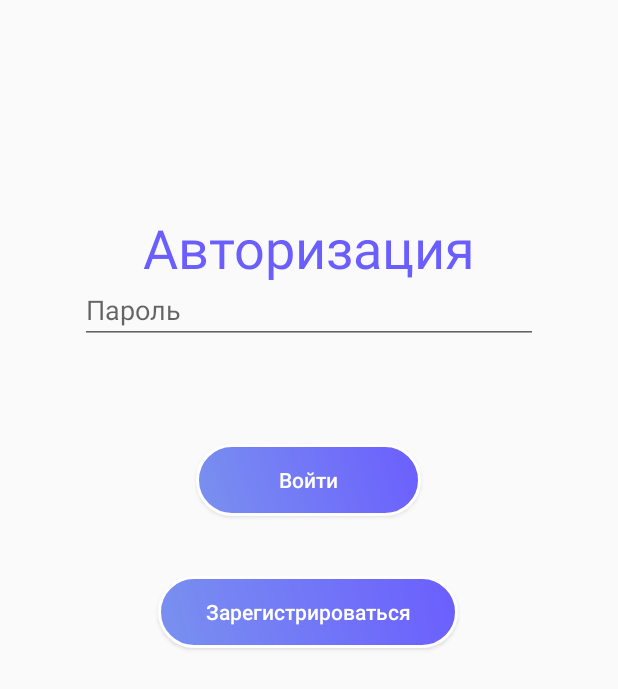
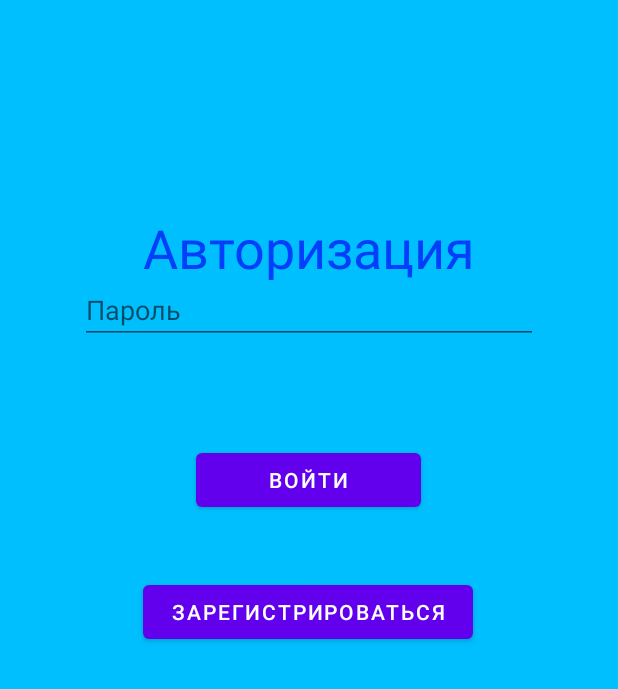
Before and after one commit to romka-best/NeoBrain_App, an Android app: the layout auth_controller.xml on its own in the app's theme, with its tools: preview values and no code run, on a phone screen of 412 x 824 dp. Shown: the top 689 px of the screen. Run offline under Robolectric (Android 15) with nearby library versions, the phone set to English and light mode, and no system bars.

Commit message:
Add new packages: API, API.model. Add new classes: UserModel, APIConfig, APIService, ServiceConstructor, DataManager. Update MainActivity and AndroidManifest(Add Splash Animation). Add Material Design, Retrofit. Add new colors

```diff
--- a/app/src/main/AndroidManifest.xml
+++ b/app/src/main/AndroidManifest.xml
@@ -8,7 +8,7 @@
         android:label="@string/app_name"
         android:roundIcon="@mipmap/ic_launcher_round"
         android:supportsRtl="true"
-        android:theme="@style/AppTheme">
+        android:theme="@style/SplashTheme">
         <meta-data
             android:name="com.google.android.gms.ads.AD_MANAGER_APP"
             android:value="true" />
--- /dev/null
+++ b/app/src/main/java/com/example/neobrain/API/APIConfig.java
@@ -0,0 +1,6 @@
+package com.example.neobrain.API;
+
+public class APIConfig {
+    public static final String BASE_URL = "";
+    public static final String FORMAT = ".json";
+}
--- /dev/null
+++ b/app/src/main/java/com/example/neobrain/API/model/UserModel.java
@@ -0,0 +1,4 @@
+package com.example.neobrain.API.model;
+
+public class UserModel {
+}
--- a/app/src/main/java/com/example/neobrain/MainActivity.java
+++ b/app/src/main/java/com/example/neobrain/MainActivity.java
@@ -21,6 +21,7 @@ public class MainActivity extends AppCompatActivity{
 
     @Override
     protected void onCreate(Bundle savedInstanceState) {
+        setTheme(R.style.AppTheme);
         super.onCreate(savedInstanceState);
         setContentView(R.layout.activity_main);
 
--- a/app/src/main/res/drawable/auth_button.xml
+++ b/app/src/main/res/drawable/auth_button.xml
@@ -4,8 +4,8 @@
         android:color="#FFFFFF"/>
     <gradient
         android:angle="225"
-        android:startColor="#6B5EFE"
-        android:endColor="#7991EF"/>
+        android:startColor="@color/colorPrimaryDark"
+        android:endColor="@color/colorPrimary"/>
     <corners
         android:bottomLeftRadius="25dp"
         android:bottomRightRadius="25dp"
--- a/app/src/main/res/drawable/maingradient.xml
+++ b/app/src/main/res/drawable/maingradient.xml
@@ -1,7 +1,7 @@
 <shape xmlns:android="http://schemas.android.com/apk/res/android" android:shape="rectangle" >
     <gradient
-        android:startColor="#6B5EFE"
-        android:endColor="#7991EF"
+        android:startColor="@color/colorPrimaryDark"
+        android:endColor="@color/colorPrimary"
         android:angle="90"/>
     <corners
         android:radius="0dp"/>
--- a/app/src/main/res/layout/auth_controller.xml
+++ b/app/src/main/res/layout/auth_controller.xml
@@ -53,9 +53,8 @@
         android:layout_width="150dp"
         android:layout_height="wrap_content"
         android:layout_marginTop="296dp"
-        android:background="@drawable/auth_button"
         android:text="@string/textAuthEntry"
-        android:textColor="@color/white"
+        android:textColor="@color/colorText"
         android:visibility="visible"
         app:layout_constraintEnd_toEndOf="parent"
         app:layout_constraintHorizontal_bias="0.498"
@@ -64,12 +63,12 @@
 
     <Button
         android:id="@+id/regButton"
-        android:layout_width="200dp"
+        android:layout_width="220dp"
         android:layout_height="wrap_content"
         android:layout_marginTop="40dp"
-        android:background="@drawable/auth_button"
+
         android:text="@string/textReg2"
-        android:textColor="@color/white"
+        android:textColor="@color/colorText"
         app:layout_constraintEnd_toEndOf="parent"
         app:layout_constraintHorizontal_bias="0.497"
         app:layout_constraintStart_toStartOf="parent"
--- a/app/src/main/res/layout/reg_controller.xml
+++ b/app/src/main/res/layout/reg_controller.xml
@@ -24,7 +24,7 @@
         android:layout_height="wrap_content"
         android:layout_marginTop="30dp"
         android:ems="10"
-        android:hint="Имя"
+        android:hint="@string/textName"
         android:inputType="textPersonName"
         app:layout_constraintEnd_toEndOf="parent"
         app:layout_constraintStart_toStartOf="parent"
@@ -87,12 +87,12 @@
 
     <Button
         android:id="@+id/regButton"
-        android:layout_width="200dp"
+        android:layout_width="220dp"
         android:layout_height="wrap_content"
         android:layout_marginTop="33dp"
         android:background="@drawable/auth_button"
         android:text="@string/textReg2"
-        android:textColor="@color/white"
+        android:textColor="@color/colorText"
         app:layout_constraintEnd_toEndOf="parent"
         app:layout_constraintStart_toStartOf="parent"
         app:layout_constraintTop_toBottomOf="@+id/number" />
--- a/app/src/main/res/values/colors.xml
+++ b/app/src/main/res/values/colors.xml
@@ -1,7 +1,9 @@
 <?xml version="1.0" encoding="utf-8"?>
 <resources>
-    <color name="colorPrimary">#7991EF</color>
-    <color name="colorPrimaryDark">#6B5EFE</color>
-    <color name="colorAccent">#C5426E</color>
-    <color name="white">#FFF</color>
+    <color name="colorPrimary">#00bfff</color>
+    <color name="colorPrimaryDark">#013ffa</color>
+    <color name="colorComplementary">#fabc01</color>
+    <color name="colorAccent">#D0D0D0</color>
+    <color name="colorText">#FFF</color>
+    <color name="colorError">#fa013f</color>
 </resources>
--- a/app/src/main/res/values/styles.xml
+++ b/app/src/main/res/values/styles.xml
@@ -1,8 +1,6 @@
 <resources>
 
-    <!-- Base application theme. -->
-    <style name="AppTheme" parent="Theme.AppCompat.Light.NoActionBar">
-        <!-- Customize your theme here. -->
+    <style name="AppTheme" parent="Theme.MaterialComponents.Light.NoActionBar">
         <item name="colorPrimary">@color/colorPrimary</item>
         <item name="colorPrimaryDark">@color/colorPrimaryDark</item>
         <item name="colorAccent">@color/colorAccent</item>
@@ -13,7 +11,7 @@
         <item name="android:textAllCaps">false</item>
     </style>
 
-    <style name="SplashTheme" parent="Theme.AppCompat.NoActionBar">
+    <style name="SplashTheme" parent="Theme.MaterialComponents.Light.NoActionBar">
         <item name="android:windowBackground">@drawable/background_splash</item>
     </style>
 
```
Also changed, not shown: app/build.gradle (+14 -9 lines), app/src/main/java/com/example/neobrain/API/APIService.java (added, +35 -0 lines), app/src/main/java/com/example/neobrain/API/ServiceConstructor.java (added, +24 -0 lines), app/src/main/java/com/example/neobrain/DataManager.java (added, +45 -0 lines), app/src/main/res/drawable/background_splash.xml (+1 -7 lines).
